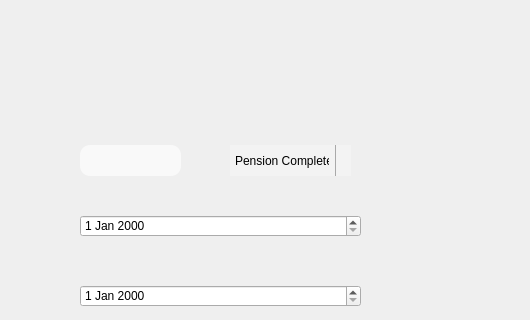
worldroot/SmartUniversity, file add_students.ui: the form before one commit; both pictures show x 0 to 530 and y 95 to 415 of the 817 by 580 pixel window.
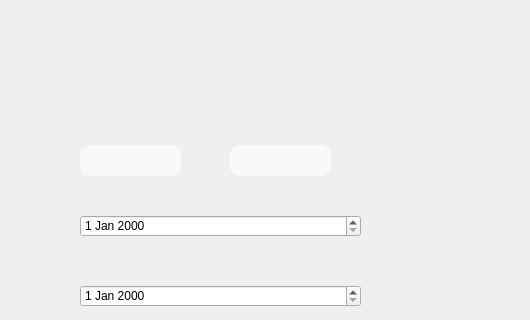
The form after the commit. Icons and pictures are not drawn.

```diff
--- a/add_students.ui
+++ b/add_students.ui
@@ -133,83 +133,6 @@
     </property>
    </item>
   </widget>
-  <widget class="QComboBox" name="Types_selection">
-   <property name="geometry">
-    <rect>
-     <x>230</x>
-     <y>240</y>
-     <width>121</width>
-     <height>31</height>
-    </rect>
-   </property>
-   <property name="styleSheet">
-    <string notr="true">#Types_selection{
-border: 1px ;
-border-radius: 20px;
-
-}
-QComboBox:editable{
-background:  rgba(249, 249, 249, 0.35);
-border:  transparent;
-
-}
-
-QComboBox:!editable, QComboBox::drop-down:editable {
-     background: rgba(249, 249, 249, 0.35);
-}
-
-/* QComboBox gets the &quot;on&quot; state when the popup is open */
-QComboBox:!editable:on, QComboBox::drop-down:editable:on {
-    background: rgba(249, 249, 249, 0.35);
-}
-QComboBox:on { /* shift the text when the popup opens */
-    padding-top: 3px;
-    padding-left: 4px;
-}
-
-QComboBox::drop-down {
-    subcontrol-origin: padding;
-    subcontrol-position: top right;
-    width: 15px;
-
-    border-left-width: 1px;
-    border-left-color: darkgray;
-    border-left-style: solid; /* just a single line */
-    border-top-right-radius: 3px; /* same radius as the QComboBox */
-    border-bottom-right-radius: 3px;
-}
-QComboBox::down-arrow:on { /* shift the arrow when popup is open */
-    top: 1px;
-    left: 1px;
-}
-
-QComboBox QAbstractItemView {
-    border: 2px solid darkgray;
-    selection-background-color: lightgray;
-}
-
-</string>
-   </property>
-   <property name="editable">
-    <bool>false</bool>
-   </property>
-   <property name="currentText">
-    <string>Pension Complete</string>
-   </property>
-   <property name="duplicatesEnabled">
-    <bool>false</bool>
-   </property>
-   <item>
-    <property name="text">
-     <string>Pension Complete</string>
-    </property>
-   </item>
-   <item>
-    <property name="text">
-     <string>Demi-Pension</string>
-    </property>
-   </item>
-  </widget>
   <widget class="QPushButton" name="send">
    <property name="geometry">
     <rect>
@@ -380,6 +303,36 @@
 </string>
    </property>
   </widget>
+  <widget class="QTableView" name="table">
+   <property name="geometry">
+    <rect>
+     <x>430</x>
+     <y>160</y>
+     <width>331</width>
+     <height>371</height>
+    </rect>
+   </property>
+   <property name="styleSheet">
+    <string notr="true">background:transparent;
+border:transparent;</string>
+   </property>
+  </widget>
+  <widget class="QLineEdit" name="lineEdit_type">
+   <property name="geometry">
+    <rect>
+     <x>230</x>
+     <y>240</y>
+     <width>101</width>
+     <height>31</height>
+    </rect>
+   </property>
+   <property name="styleSheet">
+    <string notr="true">background: #f9f9f9;
+border-radius: 10px;
+color:&quot;dark&quot;
+</string>
+   </property>
+  </widget>
  </widget>
  <resources/>
  <connections/>
```
